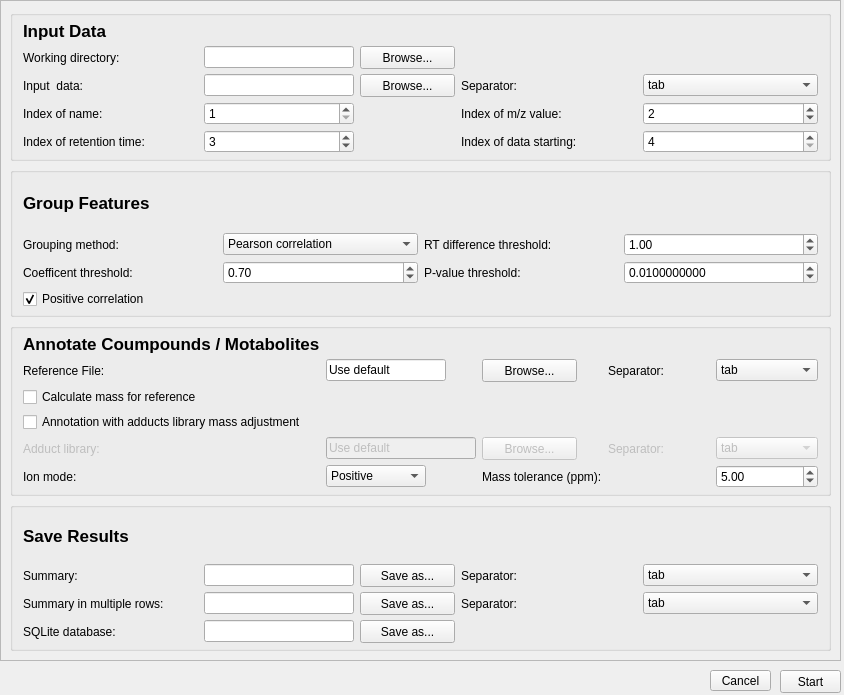
The window that lamp/qt/lamp_form.ui (wanchanglin/lamp) describes before a commit, drawn with Qt 5.
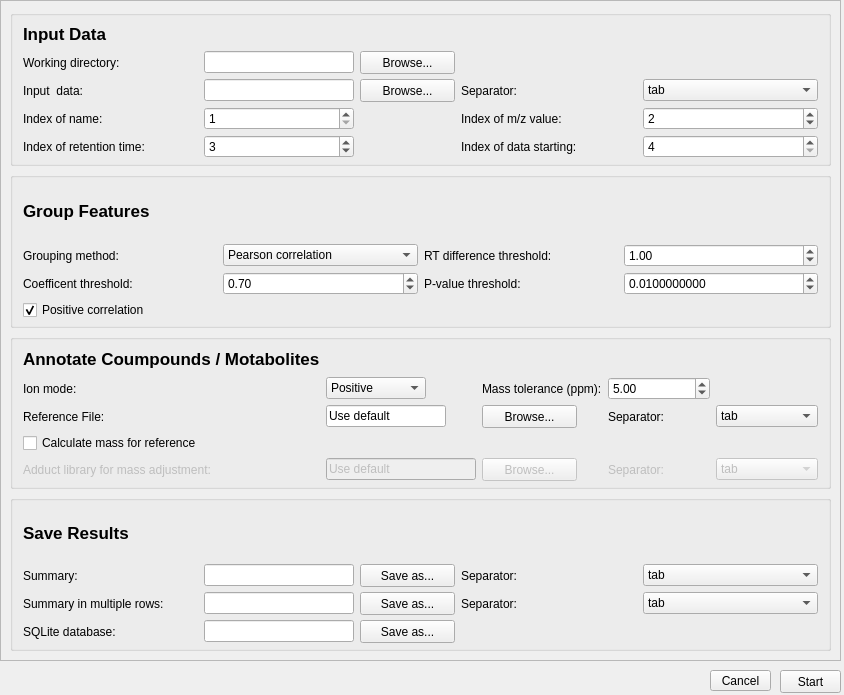
The same window after the commit.

Commit message: minor changes in mass calculation adjustment

```diff
--- a/lamp/qt/lamp_form.ui
+++ b/lamp/qt/lamp_form.ui
@@ -37,8 +37,8 @@
       <rect>
        <x>0</x>
        <y>0</y>
-       <width>842</width>
-       <height>644</height>
+       <width>839</width>
+       <height>659</height>
       </rect>
      </property>
      <layout class="QVBoxLayout" name="verticalLayout_2">
@@ -482,43 +482,7 @@
          <property name="verticalSpacing">
           <number>5</number>
          </property>
-         <item row="9" column="0">
-          <widget class="QLabel" name="label_add">
-           <property name="enabled">
-            <bool>false</bool>
-           </property>
-           <property name="text">
-            <string>Adduct library:</string>
-           </property>
-          </widget>
-         </item>
-         <item row="8" column="0">
-          <widget class="QCheckBox" name="checkBox_mass_adj">
-           <property name="enabled">
-            <bool>true</bool>
-           </property>
-           <property name="text">
-            <string>Annotation with adducts library mass adjustment</string>
-           </property>
-           <property name="checked">
-            <bool>false</bool>
-           </property>
-          </widget>
-         </item>
-         <item row="13" column="0">
-          <widget class="QLabel" name="label_ion_mode">
-           <property name="maximumSize">
-            <size>
-             <width>75</width>
-             <height>16777215</height>
-            </size>
-           </property>
-           <property name="text">
-            <string>Ion mode:</string>
-           </property>
-          </widget>
-         </item>
-         <item row="7" column="0">
+         <item row="11" column="0">
           <widget class="QCheckBox" name="checkBox_mass_cal">
            <property name="enabled">
             <bool>true</bool>
@@ -531,67 +495,40 @@
            </property>
           </widget>
          </item>
-         <item row="5" column="1">
-          <widget class="QLineEdit" name="lineEdit_ref">
-           <property name="enabled">
-            <bool>true</bool>
-           </property>
+         <item row="6" column="3">
+          <widget class="QDoubleSpinBox" name="doubleSpinBox_ppm">
            <property name="sizePolicy">
-            <sizepolicy hsizetype="Expanding" vsizetype="Fixed">
+            <sizepolicy hsizetype="Preferred" vsizetype="Fixed">
              <horstretch>0</horstretch>
              <verstretch>0</verstretch>
             </sizepolicy>
            </property>
-           <property name="minimumSize">
-            <size>
-             <width>120</width>
-             <height>0</height>
-            </size>
+           <property name="maximum">
+            <double>100000.000000000000000</double>
            </property>
-           <property name="maximumSize">
-            <size>
-             <width>120</width>
-             <height>16777215</height>
-            </size>
+           <property name="value">
+            <double>5.000000000000000</double>
            </property>
-           <property name="text">
-            <string>Use default</string>
-           </property>
-           <property name="readOnly">
-            <bool>true</bool>
-           </property>
           </widget>
          </item>
-         <item row="9" column="2">
-          <widget class="QPushButton" name="pushButton_add">
-           <property name="enabled">
-            <bool>false</bool>
+         <item row="9" column="4">
+          <widget class="QComboBox" name="comboBox_ref_sep">
+           <property name="sizePolicy">
+            <sizepolicy hsizetype="Minimum" vsizetype="Fixed">
+             <horstretch>0</horstretch>
+             <verstretch>0</verstretch>
+            </sizepolicy>
            </property>
-           <property name="minimumSize">
-            <size>
-             <width>95</width>
-             <height>23</height>
-            </size>
-           </property>
-           <property name="maximumSize">
-            <size>
-             <width>95</width>
-             <height>16777215</height>
-            </size>
-           </property>
-           <property name="text">
-            <string>Browse...</string>
-           </property>
-          </widget>
-         </item>
-         <item row="13" column="2">
-          <widget class="QLabel" name="label_ppm">
-           <property name="enabled">
-            <bool>true</bool>
-           </property>
-           <property name="text">
-            <string>Mass tolerance (ppm):</string>
-           </property>
+           <item>
+            <property name="text">
+             <string>tab</string>
+            </property>
+           </item>
+           <item>
+            <property name="text">
+             <string>comma</string>
+            </property>
+           </item>
           </widget>
          </item>
          <item row="0" column="0">
@@ -607,7 +544,92 @@
            </property>
           </widget>
          </item>
-         <item row="13" column="1">
+         <item row="9" column="3">
+          <widget class="QLabel" name="label_ref_sep">
+           <property name="text">
+            <string>Separator:</string>
+           </property>
+          </widget>
+         </item>
+         <item row="12" column="4">
+          <widget class="QComboBox" name="comboBox_lib_sep">
+           <property name="enabled">
+            <bool>false</bool>
+           </property>
+           <property name="sizePolicy">
+            <sizepolicy hsizetype="Minimum" vsizetype="Fixed">
+             <horstretch>0</horstretch>
+             <verstretch>0</verstretch>
+            </sizepolicy>
+           </property>
+           <item>
+            <property name="text">
+             <string>tab</string>
+            </property>
+           </item>
+           <item>
+            <property name="text">
+             <string>comma</string>
+            </property>
+           </item>
+          </widget>
+         </item>
+         <item row="6" column="2">
+          <widget class="QLabel" name="label_ppm">
+           <property name="enabled">
+            <bool>true</bool>
+           </property>
+           <property name="text">
+            <string>Mass tolerance (ppm):</string>
+           </property>
+          </widget>
+         </item>
+         <item row="6" column="0">
+          <widget class="QLabel" name="label_ion_mode">
+           <property name="maximumSize">
+            <size>
+             <width>75</width>
+             <height>16777215</height>
+            </size>
+           </property>
+           <property name="text">
+            <string>Ion mode:</string>
+           </property>
+          </widget>
+         </item>
+         <item row="12" column="1">
+          <widget class="QLineEdit" name="lineEdit_add">
+           <property name="enabled">
+            <bool>false</bool>
+           </property>
+           <property name="minimumSize">
+            <size>
+             <width>150</width>
+             <height>0</height>
+            </size>
+           </property>
+           <property name="maximumSize">
+            <size>
+             <width>150</width>
+             <height>16777215</height>
+            </size>
+           </property>
+           <property name="text">
+            <string>Use default</string>
+           </property>
+           <property name="readOnly">
+            <bool>true</bool>
+           </property>
+          </widget>
+         </item>
+         <item row="9" column="0">
+          <widget class="QLabel" name="label_ref">
+           <property name="text">
+            <string>Reference File:</string>
+           </property>
+          </widget>
+         </item>
+         <item row="6" column="1">
           <widget class="QComboBox" name="comboBox_ion_mode">
            <property name="minimumSize">
             <size>
@@ -633,7 +655,7 @@
            </item>
           </widget>
          </item>
-         <item row="5" column="2">
+         <item row="9" column="2">
           <widget class="QPushButton" name="pushButton_ref">
            <property name="enabled">
             <bool>true</bool>
@@ -655,62 +677,7 @@
            </property>
           </widget>
          </item>
-         <item row="5" column="0">
-          <widget class="QLabel" name="label_ref">
-           <property name="text">
-            <string>Reference File:</string>
-           </property>
-          </widget>
-         </item>
-         <item row="13" column="4">
-          <widget class="QDoubleSpinBox" name="doubleSpinBox_ppm">
-           <property name="sizePolicy">
-            <sizepolicy hsizetype="Preferred" vsizetype="Fixed">
-             <horstretch>0</horstretch>
-             <verstretch>0</verstretch>
-            </sizepolicy>
-           </property>
-           <property name="maximum">
-            <double>100000.000000000000000</double>
-           </property>
-           <property name="value">
-            <double>5.000000000000000</double>
-           </property>
-          </widget>
-         </item>
-         <item row="9" column="1">
-          <widget class="QLineEdit" name="lineEdit_add">
-           <property name="enabled">
-            <bool>false</bool>
-           </property>
-           <property name="minimumSize">
-            <size>
-             <width>150</width>
-             <height>0</height>
-            </size>
-           </property>
-           <property name="maximumSize">
-            <size>
-             <width>150</width>
-             <height>16777215</height>
-            </size>
-           </property>
-           <property name="text">
-            <string>Use default</string>
-           </property>
-           <property name="readOnly">
-            <bool>true</bool>
-           </property>
-          </widget>
-         </item>
-         <item row="5" column="3">
-          <widget class="QLabel" name="label_ref_sep">
-           <property name="text">
-            <string>Separator:</string>
-           </property>
-          </widget>
-         </item>
-         <item row="9" column="3">
+         <item row="12" column="3">
           <widget class="QLabel" name="label_lib_sep">
            <property name="enabled">
             <bool>false</bool>
@@ -720,47 +687,67 @@
            </property>
           </widget>
          </item>
-         <item row="5" column="4">
-          <widget class="QComboBox" name="comboBox_ref_sep">
-           <property name="sizePolicy">
-            <sizepolicy hsizetype="Minimum" vsizetype="Fixed">
-             <horstretch>0</horstretch>
-             <verstretch>0</verstretch>
-            </sizepolicy>
+         <item row="12" column="0">
+          <widget class="QLabel" name="label_add">
+           <property name="enabled">
+            <bool>false</bool>
            </property>
-           <item>
-            <property name="text">
-             <string>tab</string>
-            </property>
-           </item>
-           <item>
-            <property name="text">
-             <string>comma</string>
-            </property>
-           </item>
+           <property name="text">
+            <string>Adduct library for mass adjustment:</string>
+           </property>
           </widget>
          </item>
-         <item row="9" column="4">
-          <widget class="QComboBox" name="comboBox_lib_sep">
+         <item row="12" column="2">
+          <widget class="QPushButton" name="pushButton_add">
            <property name="enabled">
             <bool>false</bool>
            </property>
+           <property name="minimumSize">
+            <size>
+             <width>95</width>
+             <height>23</height>
+            </size>
+           </property>
+           <property name="maximumSize">
+            <size>
+             <width>95</width>
+             <height>16777215</height>
+            </size>
+           </property>
+           <property name="text">
+            <string>Browse...</string>
+           </property>
+          </widget>
+         </item>
+         <item row="9" column="1">
+          <widget class="QLineEdit" name="lineEdit_ref">
+           <property name="enabled">
+            <bool>true</bool>
+           </property>
            <property name="sizePolicy">
-            <sizepolicy hsizetype="Minimum" vsizetype="Fixed">
+            <sizepolicy hsizetype="Expanding" vsizetype="Fixed">
              <horstretch>0</horstretch>
              <verstretch>0</verstretch>
             </sizepolicy>
            </property>
-           <item>
-            <property name="text">
-             <string>tab</string>
-            </property>
-           </item>
-           <item>
-            <property name="text">
-             <string>comma</string>
-            </property>
-           </item>
+           <property name="minimumSize">
+            <size>
+             <width>120</width>
+             <height>0</height>
+            </size>
+           </property>
+           <property name="maximumSize">
+            <size>
+             <width>120</width>
+             <height>16777215</height>
+            </size>
+           </property>
+           <property name="text">
+            <string>Use default</string>
+           </property>
+           <property name="readOnly">
+            <bool>true</bool>
+           </property>
           </widget>
          </item>
         </layout>
```
The commit also changes 10 other files.
